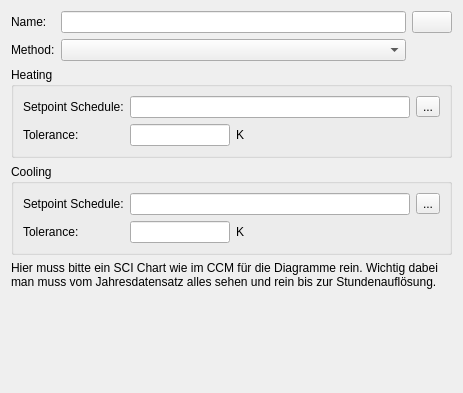
Above: SIM-VICUS/src/SVDBZoneControlThermostatEditWidget.ui from ghorwin/SIM-VICUS before the change. Below: the same form after it.
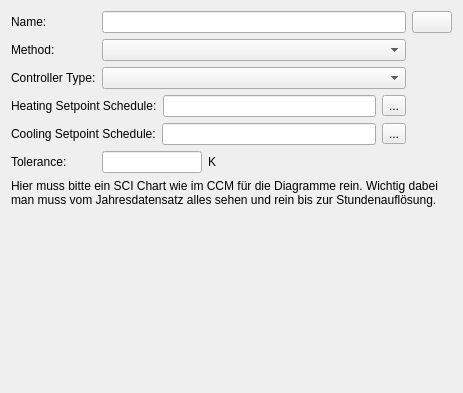
That is the form after the change. Custom widgets are drawn as their Qt base class.

Commit message: edit ui thermostat -> add controller

Diff of the .ui file:
```diff
--- a/SIM-VICUS/src/SVDBZoneControlThermostatEditWidget.ui
+++ b/SIM-VICUS/src/SVDBZoneControlThermostatEditWidget.ui
@@ -13,18 +13,42 @@
   <property name="windowTitle">
    <string>Form</string>
   </property>
-  <layout class="QGridLayout" name="gridLayoutMaster">
-   <item row="0" column="0">
-    <widget class="QLabel" name="labelDisplayName">
+  <layout class="QGridLayout" name="gridMasterLayout">
+   <item row="6" column="0" colspan="6">
+    <widget class="QLabel" name="label">
      <property name="text">
-      <string>Name:</string>
+      <string>Hier muss bitte ein SCI Chart wie im CCM für die Diagramme rein. Wichtig dabei man muss vom Jahresdatensatz alles sehen und rein bis zur Stundenauflösung.</string>
      </property>
+     <property name="wordWrap">
+      <bool>true</bool>
+     </property>
     </widget>
    </item>
-   <item row="0" column="1">
-    <widget class="QtExt::LanguageStringEditWidget1" name="lineEditName"/>
+   <item row="2" column="0" colspan="2">
+    <widget class="QLabel" name="labelControllerType">
+     <property name="text">
+      <string>Controller Type:</string>
+     </property>
+    </widget>
    </item>
-   <item row="0" column="2">
+   <item row="1" column="0" colspan="2">
+    <widget class="QLabel" name="labelCategory_2">
+     <property name="text">
+      <string>Method:</string>
+     </property>
+    </widget>
+   </item>
+   <item row="5" column="2">
+    <widget class="QtExt::ValidatingLineEdit" name="lineEditTolerance">
+     <property name="maximumSize">
+      <size>
+       <width>100</width>
+       <height>16777215</height>
+      </size>
+     </property>
+    </widget>
+   </item>
+   <item row="0" column="5">
     <widget class="QtExt::ColorButton" name="pushButtonColor">
      <property name="sizePolicy">
       <sizepolicy hsizetype="Fixed" vsizetype="Fixed">
@@ -34,161 +58,7 @@
      </property>
     </widget>
    </item>
-   <item row="1" column="0">
-    <widget class="QLabel" name="labelCategory_2">
-     <property name="text">
-      <string>Method:</string>
-     </property>
-    </widget>
-   </item>
-   <item row="1" column="1">
-    <widget class="QComboBox" name="comboBoxMethod"/>
-   </item>
-   <item row="2" column="0" colspan="3">
-    <widget class="QGroupBox" name="groupBox">
-     <property name="title">
-      <string>Heating</string>
-     </property>
-     <layout class="QGridLayout" name="gridLayout">
-      <item row="0" column="0">
-       <widget class="QLabel" name="labelScheduleHeating">
-        <property name="text">
-         <string>Setpoint Schedule:</string>
-        </property>
-       </widget>
-      </item>
-      <item row="0" column="1" colspan="3">
-       <widget class="QLineEdit" name="lineEditHeatingScheduleName">
-        <property name="readOnly">
-         <bool>true</bool>
-        </property>
-       </widget>
-      </item>
-      <item row="0" column="4">
-       <widget class="QToolButton" name="toolButtonSelectHeatingSchedule">
-        <property name="text">
-         <string>...</string>
-        </property>
-       </widget>
-      </item>
-      <item row="1" column="0">
-       <widget class="QLabel" name="labelToleranceHeating">
-        <property name="text">
-         <string>Tolerance:</string>
-        </property>
-       </widget>
-      </item>
-      <item row="1" column="1">
-       <widget class="QtExt::ValidatingLineEdit" name="lineEditToleranceHeating">
-        <property name="maximumSize">
-         <size>
-          <width>100</width>
-          <height>16777215</height>
-         </size>
-        </property>
-       </widget>
-      </item>
-      <item row="1" column="2">
-       <widget class="QLabel" name="labelConvectiveFactorUnit">
-        <property name="text">
-         <string>K</string>
-        </property>
-       </widget>
-      </item>
-      <item row="1" column="3" colspan="2">
-       <spacer name="horizontalSpacer_2">
-        <property name="orientation">
-         <enum>Qt::Horizontal</enum>
-        </property>
-        <property name="sizeHint" stdset="0">
-         <size>
-          <width>110</width>
-          <height>22</height>
-         </size>
-        </property>
-       </spacer>
-      </item>
-     </layout>
-    </widget>
-   </item>
-   <item row="3" column="0" colspan="3">
-    <widget class="QGroupBox" name="groupBox_2">
-     <property name="title">
-      <string>Cooling</string>
-     </property>
-     <layout class="QGridLayout" name="gridLayout_2">
-      <item row="0" column="0">
-       <widget class="QLabel" name="labelScheduleCooling">
-        <property name="text">
-         <string>Setpoint Schedule:</string>
-        </property>
-       </widget>
-      </item>
-      <item row="0" column="1" colspan="3">
-       <widget class="QLineEdit" name="lineEditCoolingScheduleName">
-        <property name="readOnly">
-         <bool>true</bool>
-        </property>
-       </widget>
-      </item>
-      <item row="0" column="4">
-       <widget class="QToolButton" name="toolButtonSelectCoolingSchedule">
-        <property name="text">
-         <string>...</string>
-        </property>
-       </widget>
-      </item>
-      <item row="1" column="0">
-       <widget class="QLabel" name="labelToleranceCooling">
-        <property name="text">
-         <string>Tolerance:</string>
-        </property>
-       </widget>
-      </item>
-      <item row="1" column="1">
-       <widget class="QtExt::ValidatingLineEdit" name="lineEditToleranceCooling">
-        <property name="maximumSize">
-         <size>
-          <width>100</width>
-          <height>16777215</height>
-         </size>
-        </property>
-       </widget>
-      </item>
-      <item row="1" column="2">
-       <widget class="QLabel" name="labelConvectiveFactorUnit_2">
-        <property name="text">
-         <string>K</string>
-        </property>
-       </widget>
-      </item>
-      <item row="1" column="3" colspan="2">
-       <spacer name="horizontalSpacer_3">
-        <property name="orientation">
-         <enum>Qt::Horizontal</enum>
-        </property>
-        <property name="sizeHint" stdset="0">
-         <size>
-          <width>48</width>
-          <height>22</height>
-         </size>
-        </property>
-       </spacer>
-      </item>
-     </layout>
-    </widget>
-   </item>
-   <item row="4" column="0" colspan="3">
-    <widget class="QLabel" name="label">
-     <property name="text">
-      <string>Hier muss bitte ein SCI Chart wie im CCM für die Diagramme rein. Wichtig dabei man muss vom Jahresdatensatz alles sehen und rein bis zur Stundenauflösung.</string>
-     </property>
-     <property name="wordWrap">
-      <bool>true</bool>
-     </property>
-    </widget>
-   </item>
-   <item row="5" column="0">
+   <item row="7" column="1">
     <spacer name="verticalSpacer">
      <property name="orientation">
       <enum>Qt::Vertical</enum>
@@ -201,14 +71,102 @@
      </property>
     </spacer>
    </item>
+   <item row="5" column="4">
+    <spacer name="horizontalSpacer">
+     <property name="orientation">
+      <enum>Qt::Horizontal</enum>
+     </property>
+     <property name="sizeHint" stdset="0">
+      <size>
+       <width>40</width>
+       <height>20</height>
+      </size>
+     </property>
+    </spacer>
+   </item>
+   <item row="4" column="0" colspan="5">
+    <layout class="QHBoxLayout" name="horizontalLayout_2">
+     <item>
+      <widget class="QLabel" name="labelScheduleCooling">
+       <property name="text">
+        <string>Cooling Setpoint Schedule:</string>
+       </property>
+      </widget>
+     </item>
+     <item>
+      <widget class="QLineEdit" name="lineEditCoolingScheduleName">
+       <property name="readOnly">
+        <bool>true</bool>
+       </property>
+      </widget>
+     </item>
+     <item>
+      <widget class="QToolButton" name="toolButtonSelectCoolingSchedule">
+       <property name="text">
+        <string>...</string>
+       </property>
+      </widget>
+     </item>
+    </layout>
+   </item>
+   <item row="0" column="0">
+    <widget class="QLabel" name="labelDisplayName">
+     <property name="text">
+      <string>Name:</string>
+     </property>
+    </widget>
+   </item>
+   <item row="5" column="0" colspan="2">
+    <widget class="QLabel" name="labelTolerance">
+     <property name="text">
+      <string>Tolerance:</string>
+     </property>
+    </widget>
+   </item>
+   <item row="5" column="3">
+    <widget class="QLabel" name="labelConvectiveFactorUnit_2">
+     <property name="text">
+      <string>K</string>
+     </property>
+    </widget>
+   </item>
+   <item row="1" column="2" colspan="3">
+    <widget class="QComboBox" name="comboBoxMethod"/>
+   </item>
+   <item row="3" column="0" colspan="5">
+    <layout class="QHBoxLayout" name="horizontalLayout_3">
+     <item>
+      <widget class="QLabel" name="labelScheduleHeating">
+       <property name="text">
+        <string>Heating Setpoint Schedule:</string>
+       </property>
+      </widget>
+     </item>
+     <item>
+      <widget class="QLineEdit" name="lineEditHeatingScheduleName">
+       <property name="readOnly">
+        <bool>true</bool>
+       </property>
+      </widget>
+     </item>
+     <item>
+      <widget class="QToolButton" name="toolButtonSelectHeatingSchedule">
+       <property name="text">
+        <string>...</string>
+       </property>
+      </widget>
+     </item>
+    </layout>
+   </item>
+   <item row="0" column="2" colspan="3">
+    <widget class="QtExt::LanguageStringEditWidget1" name="lineEditName"/>
+   </item>
+   <item row="2" column="2" colspan="3">
+    <widget class="QComboBox" name="comboBoxControllerType"/>
+   </item>
   </layout>
  </widget>
  <customwidgets>
-  <customwidget>
-   <class>QtExt::ValidatingLineEdit</class>
-   <extends>QLineEdit</extends>
-   <header location="global">QtExt_ValidatingLineEdit.h</header>
-  </customwidget>
   <customwidget>
    <class>QtExt::ColorButton</class>
    <extends>QPushButton</extends>
@@ -218,6 +176,12 @@
    <class>QtExt::LanguageStringEditWidget1</class>
    <extends>QLineEdit</extends>
    <header location="global">QtExt_LanguageStringEditWidget1.h</header>
+   <container>1</container>
+  </customwidget>
+  <customwidget>
+   <class>QtExt::ValidatingLineEdit</class>
+   <extends>QLineEdit</extends>
+   <header location="global">QtExt_ValidatingLineEdit.h</header>
   </customwidget>
  </customwidgets>
  <resources/>
```
The commit also changes 3 other files.
